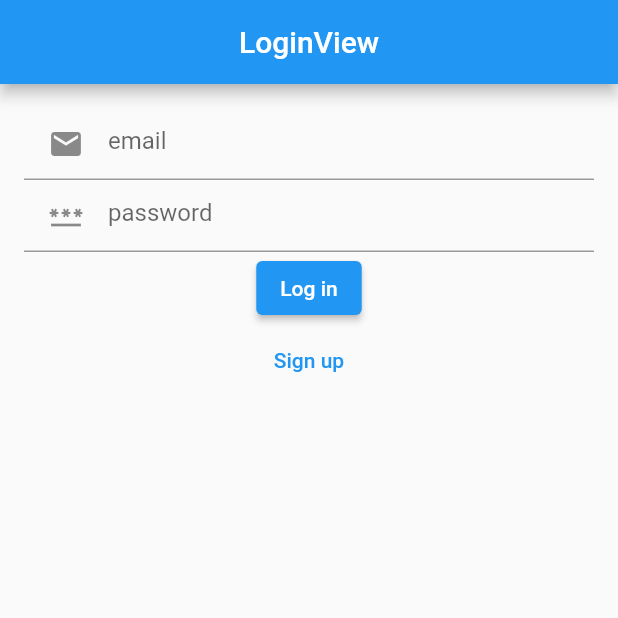
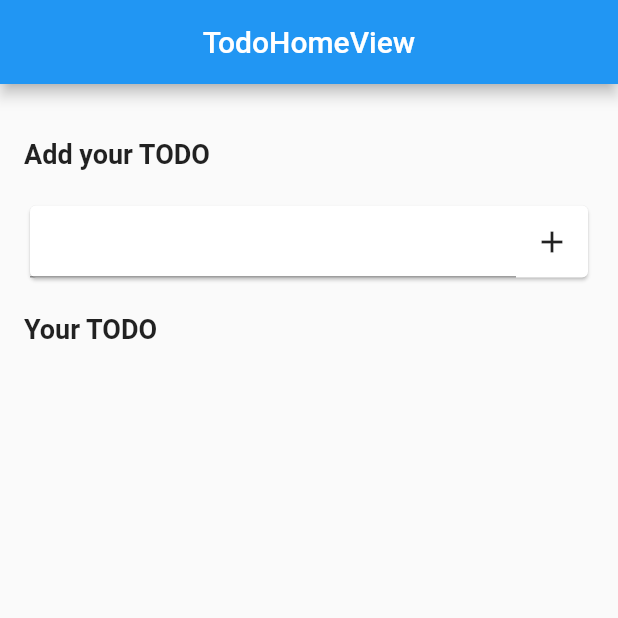
Before and after one commit to 7ANV1R/poi_poi_todo, a Flutter app: the screen it shows after launch, on a phone screen of 412 x 824 dp, the top half of it. Run offline on Flutter 3.47's test engine with Material 2 defaults, Android fonts, the phone set to English and light mode, and no system bars; our stand-ins replace cloud_firestore, firebase_auth, firebase_core, get; accounts and stored records are empty.

Commit message:
new todo home view

```diff
--- a/analysis_options.yaml
+++ b/analysis_options.yaml
@@ -19,6 +19,7 @@ linter:
     invalid_use_of_visible_for_testing_member: true
     invalid_use_of_protected_member: true
     require_trailing_commas: false
+
   # The lint rules applied to this project can be customized in the
   # section below to disable rules from the `package:flutter_lints/flutter.yaml`
   # included above or to enable additional rules. A list of all available lints
--- /dev/null
+++ b/lib/app/data/models/todo_model.dart
@@ -0,0 +1,16 @@
+import 'package:cloud_firestore/cloud_firestore.dart';
+
+class TODOModel {
+  String? content;
+  String? todoID;
+  Timestamp? dateCreated;
+  bool? done;
+  TODOModel({this.content, this.todoID, this.dateCreated, this.done});
+
+  TODOModel.fromDocumentSnapshot(DocumentSnapshot docSnapshot) {
+    todoID = docSnapshot.id;
+    content = docSnapshot["content"];
+    dateCreated = docSnapshot["dateCreated"];
+    done = docSnapshot["done"];
+  }
+}
--- /dev/null
+++ b/lib/app/data/services/database.dart
@@ -0,0 +1 @@
+class Database {}
--- /dev/null
+++ b/lib/app/modules/todo_home/views/todo_home_view.dart
@@ -0,0 +1,90 @@
+import 'package:flutter/cupertino.dart';
+import 'package:flutter/material.dart';
+
+import 'package:get/get.dart';
+
+import '../controllers/todo_home_controller.dart';
+
+class TodoHomeView extends GetView<TodoHomeController> {
+  const TodoHomeView({Key? key}) : super(key: key);
+
+  @override
+  Widget build(BuildContext context) {
+    return Scaffold(
+      appBar: AppBar(
+        title: Text('TodoHomeView'),
+        centerTitle: true,
+      ),
+      body: Padding(
+        padding: const EdgeInsets.all(16.0),
+        child: ListView(
+          shrinkWrap: true,
+          physics: BouncingScrollPhysics(),
+          children: [
+            SizedBox(
+              height: 20,
+            ),
+            Text(
+              'Add your TODO',
+              style: TextStyle(
+                fontSize: 18,
+                fontWeight: FontWeight.bold,
+              ),
+            ),
+            SizedBox(
+              height: 20,
+            ),
+            Card(
+              child: Row(
+                children: [
+                  Expanded(
+                    child: TextFormField(
+                      controller: controller.inputController,
+                    ),
+                  ),
+                  IconButton(
+                      onPressed: () {
+                        if (controller.inputController.text != "") {
+                          controller.addToDoInDB(controller.inputController.text);
+                          controller.inputController.clear();
+                        }
+                      },
+                      icon: Icon(Icons.add))
+                ],
+              ),
+            ),
+            SizedBox(
+              height: 20,
+            ),
+            Text(
+              'Your TODO',
+              style: TextStyle(
+                fontSize: 18,
+                fontWeight: FontWeight.bold,
+              ),
+            ),
+            Obx(
+              () => controller.todoList.isEmpty
+                  ? Container()
+                  : ListView.builder(
+                      itemCount: controller.todos.length,
+                      shrinkWrap: true,
+                      physics: BouncingScrollPhysics(),
+                      itemBuilder: (context, index) => Card(
+                        child: Padding(
+                          padding: const EdgeInsets.all(8.0),
+                          child: Row(
+                            children: [
+                              Text(controller.todos[index].content!),
+                            ],
+                          ),
+                        ),
+                      ),
+                    ),
+            ),
+          ],
+        ),
+      ),
+    );
+  }
+}
--- a/lib/app/routes/app_pages.dart
+++ b/lib/app/routes/app_pages.dart
@@ -6,13 +6,15 @@ import 'package:poi_poi_todo/app/modules/login/bindings/login_binding.dart';
 import 'package:poi_poi_todo/app/modules/login/views/login_view.dart';
 import 'package:poi_poi_todo/app/modules/signup/bindings/signup_binding.dart';
 import 'package:poi_poi_todo/app/modules/signup/views/signup_view.dart';
+import 'package:poi_poi_todo/app/modules/todo_home/bindings/todo_home_binding.dart';
+import 'package:poi_poi_todo/app/modules/todo_home/views/todo_home_view.dart';
 
 part 'app_routes.dart';
 
 class AppPages {
   AppPages._();
 
-  static const INITIAL = Routes.LOGIN;
+  static const INITIAL = Routes.TODO_HOME;
 
   static final routes = [
     GetPage(
@@ -30,5 +32,10 @@ class AppPages {
       page: () => SignupView(),
       binding: SignupBinding(),
     ),
+    GetPage(
+      name: _Paths.TODO_HOME,
+      page: () => TodoHomeView(),
+      binding: TodoHomeBinding(),
+    ),
   ];
 }
--- a/lib/app/routes/app_routes.dart
+++ b/lib/app/routes/app_routes.dart
@@ -7,10 +7,12 @@ abstract class Routes {
   static const HOME = _Paths.HOME;
   static const LOGIN = _Paths.LOGIN;
   static const SIGNUP = _Paths.SIGNUP;
+  static const TODO_HOME = _Paths.TODO_HOME;
 }
 
 abstract class _Paths {
   static const HOME = '/home';
   static const LOGIN = '/login';
   static const SIGNUP = '/signup';
+  static const TODO_HOME = '/todo-home';
 }
```
Also changed, not shown: lib/app/modules/todo_home/bindings/todo_home_binding.dart (added, +12 -0 lines), lib/app/modules/todo_home/controllers/todo_home_controller.dart (added, +54 -0 lines).
